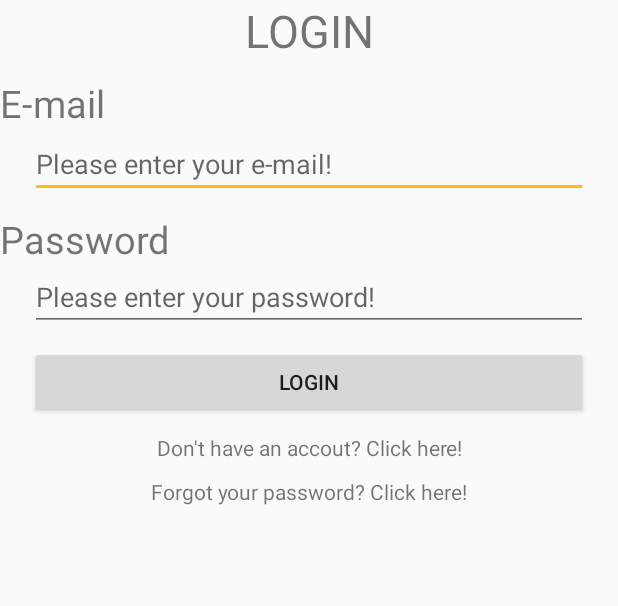
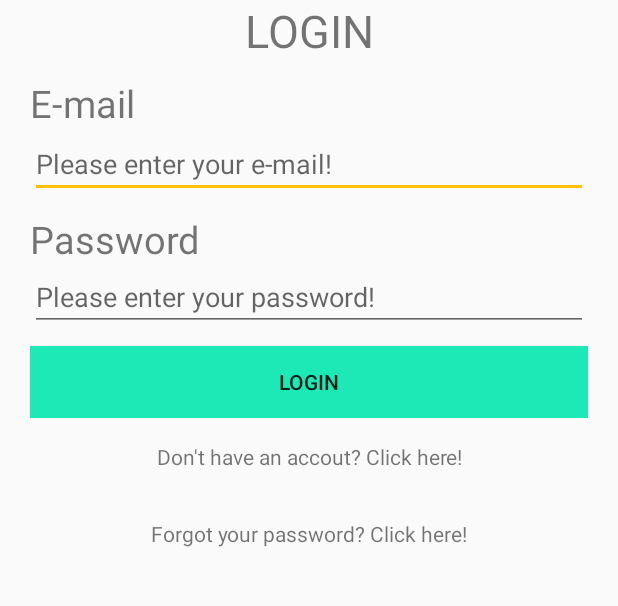
Before and after one commit to Qubiz-Academy/gojdu-shop, an Android app: the layout activity_login.xml on its own in the app's theme, with its tools: preview values and no code run, on a phone screen of 412 x 824 dp, the part 257-863 px from its top. Run offline under Robolectric (Android 15) with nearby library versions, the phone set to English and light mode, and no system bars.

Commit message:
Refactor for login and register activities.

```diff
--- a/app/src/main/AndroidManifest.xml
+++ b/app/src/main/AndroidManifest.xml
@@ -5,15 +5,15 @@
     <uses-permission android:name="android.permission.INTERNET" />
 
     <application
-        android:name=".ui.main.login0"
+        android:name=".ui.main.BackendlessApplication"
         android:allowBackup="true"
         android:icon="@mipmap/ic_launcher"
         android:label="@string/app_name"
         android:roundIcon="@mipmap/ic_launcher_round"
         android:supportsRtl="true"
         android:theme="@style/AppTheme">
-        <activity android:name=".ui.main.register"></activity>
-        <activity android:name=".ui.main.login" />
+        <activity android:name=".ui.main.RegisterActivity"></activity>
+        <activity android:name=".ui.main.LoginActivity" />
         <activity
             android:name=".ui.splash.SplashActivity"
             android:theme="@style/AppTheme.NoActionBar">
--- a/app/src/main/res/layout/activity_login.xml
+++ b/app/src/main/res/layout/activity_login.xml
@@ -5,7 +5,7 @@
     android:layout_width="match_parent"
     android:layout_height="match_parent"
     android:orientation="vertical"
-    tools:context=".ui.main.login">
+    tools:context=".ui.main.LoginActivity">
 
     <ProgressBar
         android:id="@+id/login_progress"
@@ -20,10 +20,11 @@
         android:id="@+id/tvLoad"
         android:layout_width="wrap_content"
         android:layout_height="wrap_content"
+        android:layout_gravity="center"
         android:layout_marginTop="25dp"
         android:clickable="true"
         android:focusable="true"
-        android:gravity="center_horizontal"
+        android:gravity="center"
         android:text="Loading...please wait..."
         android:textColor="@color/colorPrimary"
         android:textStyle="bold"
@@ -34,7 +35,6 @@
         android:layout_width="match_parent"
         android:layout_height="match_parent"
         android:orientation="vertical">
-
 
         <ImageView
             android:id="@+id/imageView3"
@@ -48,11 +48,16 @@
             android:id="@+id/textView2"
             android:layout_width="match_parent"
             android:layout_height="51dp"
-            android:layout_marginLeft="20dp"
-            android:layout_marginRight="20dp"
             android:gravity="center_horizontal"
             android:text="LOGIN"
             android:textSize="30sp" />
+
+        <LinearLayout
+            android:layout_width="match_parent"
+            android:layout_height="wrap_content"
+            android:layout_marginLeft="20dp"
+            android:layout_marginRight="20dp"
+            android:orientation="vertical">
 
             <TextView
                 android:id="@+id/textView3"
@@ -65,8 +70,6 @@
                 android:id="@+id/etMail"
                 android:layout_width="match_parent"
                 android:layout_height="wrap_content"
-            android:layout_marginLeft="20dp"
-            android:layout_marginRight="20dp"
                 android:layout_marginBottom="10dp"
                 android:ems="10"
                 android:hint="Please enter your e-mail!"
@@ -83,37 +86,35 @@
                 android:id="@+id/etPassword"
                 android:layout_width="match_parent"
                 android:layout_height="wrap_content"
-            android:layout_marginLeft="20dp"
-            android:layout_marginRight="20dp"
                 android:layout_marginBottom="10dp"
                 android:ems="10"
                 android:hint="Please enter your password!"
-            android:inputType="textEmailAddress" />
+                android:inputType="textPassword" />
 
             <Button
                 android:id="@+id/btnlogin"
                 android:layout_width="match_parent"
                 android:layout_height="wrap_content"
-            android:layout_marginLeft="20sp"
-            android:layout_marginRight="20sp"
-            android:text="LOGIN" />
+                android:background="@color/colorButton"
+                android:text="Login" />
+        </LinearLayout>
 
         <TextView
             android:id="@+id/tvRegister"
             android:layout_width="match_parent"
             android:layout_height="wrap_content"
-            android:layout_marginTop="10dp"
             android:clickable="true"
             android:gravity="center_horizontal"
+            android:padding="16dp"
             android:text="Don't have an accout? Click here!" />
 
         <TextView
             android:id="@+id/tvreset"
             android:layout_width="match_parent"
             android:layout_height="wrap_content"
-            android:layout_marginTop="10dp"
             android:clickable="true"
             android:gravity="center_horizontal"
+            android:padding="16dp"
             android:text="Forgot your password? Click here!" />
     </LinearLayout>
 
--- a/app/src/main/res/values/colors.xml
+++ b/app/src/main/res/values/colors.xml
@@ -3,4 +3,5 @@
     <color name="colorPrimary">#25426b</color>
     <color name="colorPrimaryDark">#35455c</color>
     <color name="colorAccent">#FFC107</color>
+    <color name="colorButton">#1DE9B6</color>
 </resources>
```
Also changed, not shown: app/build.gradle (+7 -2 lines), app/src/main/java/ro/gojdu/shop/ui/main/BackendlessApplication.java (renamed from app/src/main/java/ro/gojdu/shop/ui/main/login0.java, +7 -6 lines), app/src/main/java/ro/gojdu/shop/ui/main/LoginActivity.java (added, +169 -0 lines), app/src/main/java/ro/gojdu/shop/ui/main/RegisterActivity.java (added, +114 -0 lines), app/src/main/java/ro/gojdu/shop/ui/main/login.java (deleted, +0 -190 lines), app/src/main/java/ro/gojdu/shop/ui/main/register.java (deleted, +0 -132 lines), app/src/main/java/ro/gojdu/shop/ui/splash/SplashActivity.java (+4 -5 lines), app/src/main/res/layout/activity_register.xml (+6 -6 lines). Lines whose indentation alone changed are shown as unchanged.
